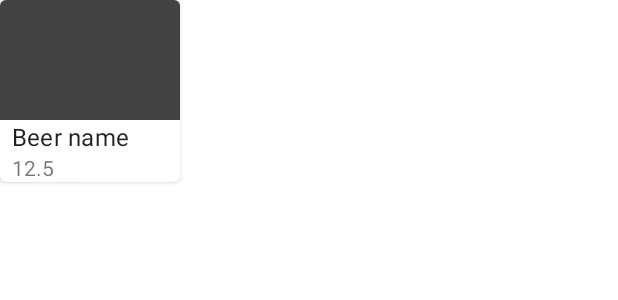
After one commit to konradg/BrewdogChallenge, an Android app: the layout item_beer.xml on its own in the app's theme, with its tools: preview values and no code run, on a phone screen of 412 x 824 dp. The commit adds this screen. Shown: the top 300 px of the screen. Run offline under Robolectric (Android 15) with nearby library versions, the phone set to English and light mode, and no system bars.

Commit message:
Display beer list

```diff
--- a/app/src/main/AndroidManifest.xml
+++ b/app/src/main/AndroidManifest.xml
@@ -12,7 +12,7 @@
         android:roundIcon="@mipmap/ic_launcher_round"
         android:supportsRtl="true"
         android:theme="@style/Theme.MyApplication">
-        <activity android:name=".list.ListActivity">
+        <activity android:name=".list.BeerListActivity">
             <intent-filter>
                 <action android:name="android.intent.action.MAIN" />
 
--- a/app/src/main/java/com/gorskisolutions/brewdogchallenge/beer/Beer.kt
+++ b/app/src/main/java/com/gorskisolutions/brewdogchallenge/beer/Beer.kt
@@ -7,5 +7,6 @@ import kotlinx.serialization.Serializable
 data class Beer(
     val id: String,
     @SerialName("image_url") val imageUrl: String,
-    val name: String
+    val name: String,
+    val abv: Float
 )
--- /dev/null
+++ b/app/src/main/res/layout/item_beer.xml
@@ -0,0 +1,42 @@
+<?xml version="1.0" encoding="utf-8"?>
+<androidx.cardview.widget.CardView xmlns:android="http://schemas.android.com/apk/res/android"
+    xmlns:app="http://schemas.android.com/apk/res-auto"
+    xmlns:tools="http://schemas.android.com/tools"
+    android:layout_width="120dp"
+    android:layout_height="wrap_content"
+    app:cardCornerRadius="4dp"
+    app:cardPreventCornerOverlap="false"
+    app:cardElevation="2dp">
+
+    <LinearLayout
+        android:layout_width="match_parent"
+        android:layout_height="match_parent"
+        android:orientation="vertical">
+
+        <ImageView
+            android:id="@+id/beerLabel"
+            android:layout_width="120dp"
+            android:layout_height="80dp"
+            android:contentDescription="@string/content_description_beer_image"
+            tools:src="@color/cardview_dark_background" />
+
+        <TextView
+            android:id="@+id/beerName"
+            style="@style/MaterialAlertDialog.MaterialComponents.Title.Text"
+            android:layout_width="match_parent"
+            android:layout_height="wrap_content"
+            android:lines="1"
+            android:paddingStart="8dp"
+            android:paddingEnd="8dp"
+            tools:text="Beer name" />
+
+        <TextView
+            android:id="@+id/beerAbv"
+            android:layout_width="match_parent"
+            android:layout_height="wrap_content"
+            android:lines="1"
+            android:paddingStart="8dp"
+            android:paddingEnd="8dp"
+            tools:text="12.5" />
+    </LinearLayout>
+</androidx.cardview.widget.CardView>
--- a/app/src/main/res/values/strings.xml
+++ b/app/src/main/res/values/strings.xml
@@ -1,3 +1,5 @@
 <resources>
     <string name="app_name">Brewdog Challenge</string>
+    <string name="abv_format">ABV: %1$.1f</string>
+    <string name="content_description_beer_image">Beer label</string>
 </resources>
```
Also changed, not shown: app/build.gradle (+7 -0 lines), app/src/main/java/com/gorskisolutions/brewdogchallenge/list/BeerListActivity.kt (added, +40 -0 lines), app/src/main/java/com/gorskisolutions/brewdogchallenge/list/BeerListAdapter.kt (added, +41 -0 lines), app/src/main/java/com/gorskisolutions/brewdogchallenge/list/ListActivity.kt (deleted, +0 -24 lines), app/src/main/java/com/gorskisolutions/brewdogchallenge/ui/SpaceItemDecoration.kt (added, +18 -0 lines), app/src/main/java/com/gorskisolutions/brewdogchallenge/ui/UiExtensions.kt (added, +8 -0 lines), app/src/main/res/layout/activity_beer_list.xml (renamed from app/src/main/res/layout/activity_list.xml, +4 -3 lines).
